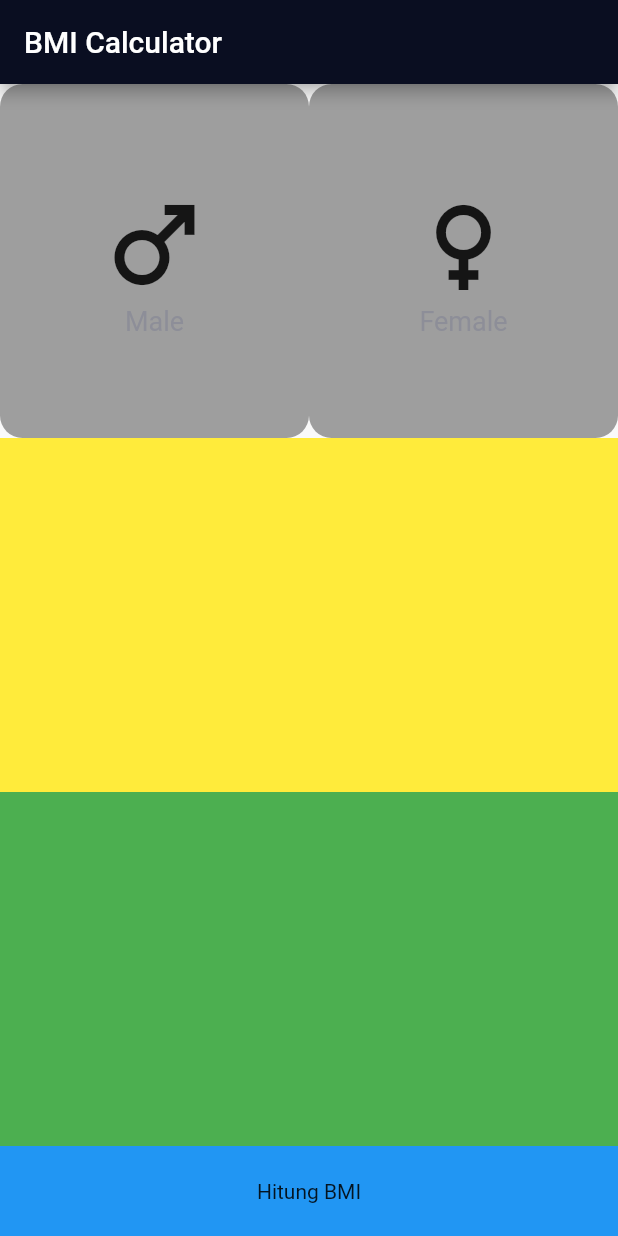
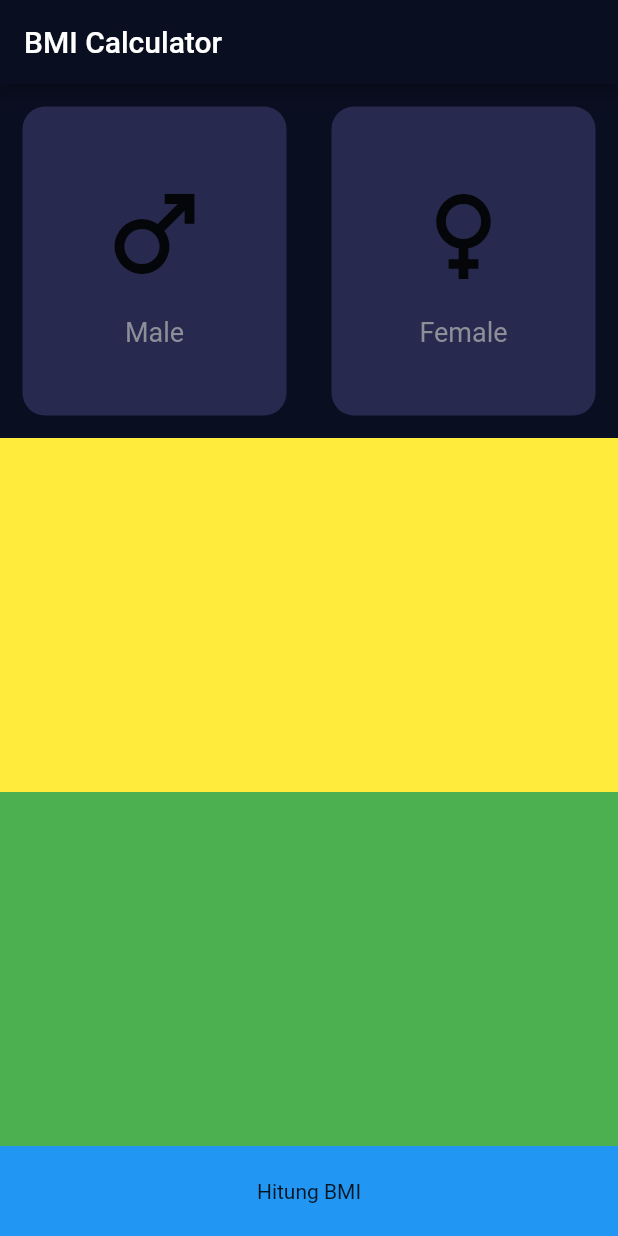
Before and after one commit to ihsansatriawan/bmi_apps, a Flutter app: the screen it shows after launch, on a phone screen of 412 x 824 dp. Run offline on Flutter 3.47's test engine with Material 2 defaults, Android fonts, the phone set to English and light mode, and no system bars.

Commit message:
Simplify code with created reusable widget in gender section

```diff
--- a/lib/bmi_data_screen.dart
+++ /dev/null
@@ -1,102 +0,0 @@
-import 'package:bmi_apps/bmi_result_screen.dart';
-import 'package:flutter/material.dart';
-
-class BmiDataScreen extends StatefulWidget {
-  const BmiDataScreen({Key? key}) : super(key: key);
-
-  @override
-  State<BmiDataScreen> createState() => _BmiDataScreenState();
-}
-
-class _BmiDataScreenState extends State<BmiDataScreen> {
-  @override
-  Widget build(BuildContext context) {
-    return Scaffold(
-      appBar: AppBar(
-        title: Text("BMI Calculator"),
-      ),
-      body: Column(
-        children: [
-          Expanded(
-            child: Container(
-              child: Row(
-                children: [
-                  Expanded(
-                    child: Container(
-                      decoration: BoxDecoration(
-                        color: Colors.grey,
-                        borderRadius: BorderRadius.circular(15)
-                      ),
-                      child: Column(
-                        mainAxisAlignment: MainAxisAlignment.center,
-                        children: const [
-                          Icon(
-                            Icons.male,
-                            size: 80,
-                          ),
-                          Text(
-                            "Male",
-                            style: TextStyle(
-                              fontSize: 18,
-                              color: Color(0xff8d8e98)
-                            ),
-                          ),
-                        ],
-                      ),
-                    ),
-                  ),
-                  Expanded(
-                    child: Container(
-                      decoration: BoxDecoration(
-                        color: Colors.grey,
-                        borderRadius: BorderRadius.circular(15)
-                      ),
-                      child: Column(
-                        mainAxisAlignment: MainAxisAlignment.center,
-                        children: const [
-                          Icon(
-                            Icons.female,
-                            size: 80,
-                          ),
-                          Text(
-                            "Female",
-                            style: TextStyle(
-                              fontSize: 18,
-                              color: Color(0xff8d8e98)
-                            ),
-                          ),
-                        ],
-                      ),
-                    ),
-                  ),
-                ],
-              ),
-            ),
-          ),
-          Expanded(child: Container(
-            color: Colors.yellow,
-          )),
-          Expanded(child: Container(
-            color: Colors.green,
-          )),
-          GestureDetector(
-            onTap: (){
-              Navigator.of(context).push(
-                MaterialPageRoute(
-                  builder: ((context) {
-                    return BmiResultScreen();
-                  }),
-                ),
-              );
-            },
-            child: Container(
-              height: 60,
-              color: Colors.blue,
-              child: Center(child: Text("Hitung BMI")),
-            ),
-          )
-        ],
-      ),
-    );
-  }
-}
--- /dev/null
+++ b/lib/constants/constant.dart
@@ -0,0 +1,7 @@
+import 'package:flutter/material.dart';
+
+Color primaryColor = const Color(0xff0A0E21);
+TextStyle genderTextStyle = const TextStyle(
+  fontSize: 18,
+  color: Color(0xff8d8e98)
+);
--- a/lib/main.dart
+++ b/lib/main.dart
@@ -1,4 +1,5 @@
-import 'package:bmi_apps/bmi_data_screen.dart';
+import 'package:bmi_apps/constants/constant.dart';
+import 'package:bmi_apps/views/bmi_data_screen.dart';
 import 'package:flutter/material.dart';
 
 void main() {
@@ -14,8 +15,10 @@ class MyApp extends StatelessWidget {
     return MaterialApp(
       title: 'Flutter Demo',
       theme: ThemeData(
+        primaryColor: primaryColor,
+        scaffoldBackgroundColor: primaryColor,
         appBarTheme: AppBarTheme(
-          backgroundColor: Color(0xff0A0E21)
+          backgroundColor: primaryColor,
         ),
         // This is the theme of your application.
         //
--- /dev/null
+++ b/lib/views/bmi_data_screen.dart
@@ -0,0 +1,119 @@
+import 'package:bmi_apps/views/bmi_result_screen.dart';
+import 'package:bmi_apps/constants/constant.dart';
+import 'package:flutter/material.dart';
+
+class BmiDataScreen extends StatefulWidget {
+  const BmiDataScreen({Key? key}) : super(key: key);
+
+  @override
+  State<BmiDataScreen> createState() => _BmiDataScreenState();
+}
+
+class _BmiDataScreenState extends State<BmiDataScreen> {
+  @override
+  Widget build(BuildContext context) {
+    return Scaffold(
+      backgroundColor: Color(0xff0A0E21),
+      appBar: AppBar(
+        title: Text("BMI Calculator"),
+      ),
+      body: Column(
+        children: [
+          Expanded(
+            child: Row(
+              children: [
+                Expanded(
+                  child: BmiCard(
+                    child: GenderIconText(
+                      icon: Icons.male,
+                      title: 'Male',
+                    ),
+                  ),
+                ),
+                Expanded(
+                  child: BmiCard(
+                    child: GenderIconText(
+                      icon: Icons.female,
+                      title: 'Female',
+                    ),
+                  ),
+                ),
+              ],
+            ),
+          ),
+          Expanded(child: Container(
+            color: Colors.yellow,
+          )),
+          Expanded(child: Container(
+            color: Colors.green,
+          )),
+          GestureDetector(
+            onTap: (){
+              Navigator.of(context).push(
+                MaterialPageRoute(
+                  builder: ((context) {
+                    return BmiResultScreen();
+                  }),
+                ),
+              );
+            },
+            child: Container(
+              height: 60,
+              color: Colors.blue,
+              child: Center(child: Text("Hitung BMI")),
+            ),
+          )
+        ],
+      ),
+    );
+  }
+}
+
+class BmiCard extends StatelessWidget {
+  const BmiCard({
+    Key? key, this.child,
+  }) : super(key: key);
+
+  final Widget? child;
+
+  @override
+  Widget build(BuildContext context) {
+    return Container(
+      decoration: BoxDecoration(
+        color: Color(0xFF272a4e),
+        borderRadius: BorderRadius.circular(15)
+      ),
+      margin: EdgeInsets.all(15),
+      child: child,
+    );
+  }
+}
+
+class GenderIconText extends StatelessWidget {
+  const GenderIconText({
+    Key? key,
+    required this.title,
+    required this.icon,
+  }) : super(key: key);
+
+  final String title;
+  final IconData icon;
+
+  @override
+  Widget build(BuildContext context) {
+    return Column(
+      mainAxisAlignment: MainAxisAlignment.center,
+      children: [
+        Icon(
+          icon,
+          size: 80,
+        ),
+        const SizedBox(height: 15),
+        Text(
+          title,
+          style: genderTextStyle,
+        ),
+      ],
+    );
+  }
+}
```
Also changed, not shown: lib/views/bmi_result_screen.dart (renamed from lib/bmi_result_screen.dart).
